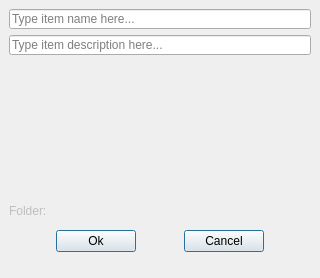
spine-tools/Spine-Toolbox, file spinetoolbox/ui/add_project_item.ui: the form before one commit.
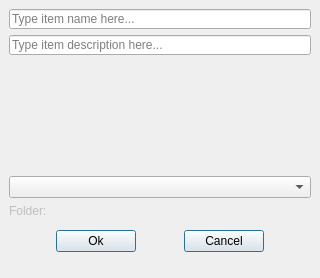
The form after the commit.

Commit message:
WIP: Move tool specifications to tool plugin
Re #650

And provide a generic specification interface in toolbox
that any project item plugin can use to define lightweight plugins.

What changed in the file:
```diff
--- a/spinetoolbox/ui/add_project_item.ui
+++ b/spinetoolbox/ui/add_project_item.ui
@@ -142,6 +142,9 @@
        </property>
       </spacer>
      </item>
+     <item>
+      <widget class="QComboBox" name="comboBox_specification"/>
+     </item>
      <item>
       <widget class="QLabel" name="label_folder">
        <property name="enabled">
```
Left out of the diff: 6 changed lines with no effect on the pictures. The commit also changes 28 other files.
